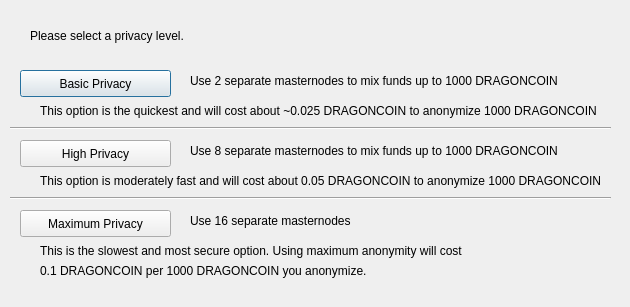
CoinExample/ANG, file src/qt/forms/darksendconfig.ui: the form before one commit.
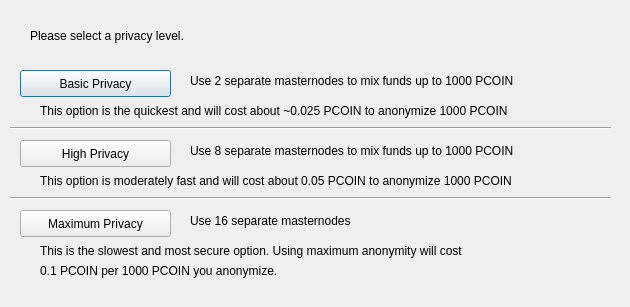
The form after the commit.

What changed in the file:
```diff
--- a/src/qt/forms/darksendconfig.ui
+++ b/src/qt/forms/darksendconfig.ui
@@ -75,7 +75,7 @@
     </rect>
    </property>
    <property name="text">
-    <string>Use 2 separate masternodes to mix funds up to 1000 DRAGONCOIN</string>
+    <string>Use 2 separate masternodes to mix funds up to 1000 PCOIN</string>
    </property>
   </widget>
   <widget class="QLabel" name="label_3">
@@ -88,7 +88,7 @@
     </rect>
    </property>
    <property name="text">
-    <string>Use 8 separate masternodes to mix funds up to 1000 DRAGONCOIN</string>
+    <string>Use 8 separate masternodes to mix funds up to 1000 PCOIN</string>
    </property>
   </widget>
   <widget class="QLabel" name="label_4">
@@ -114,7 +114,7 @@
     </rect>
    </property>
    <property name="text">
-    <string>This option is the quickest and will cost about ~0.025 DRAGONCOIN to anonymize 1000 DRAGONCOIN</string>
+    <string>This option is the quickest and will cost about ~0.025 PCOIN to anonymize 1000 PCOIN</string>
    </property>
   </widget>
   <widget class="QLabel" name="label_7">
@@ -127,7 +127,7 @@
     </rect>
    </property>
    <property name="text">
-    <string>This option is moderately fast and will cost about 0.05 DRAGONCOIN to anonymize 1000 DRAGONCOIN</string>
+    <string>This option is moderately fast and will cost about 0.05 PCOIN to anonymize 1000 PCOIN</string>
    </property>
   </widget>
   <widget class="QLabel" name="label_8">
@@ -153,7 +153,7 @@
     </rect>
    </property>
    <property name="text">
-    <string>0.1 DRAGONCOIN per 1000 DRAGONCOIN you anonymize.</string>
+    <string>0.1 PCOIN per 1000 PCOIN you anonymize.</string>
    </property>
   </widget>
   <widget class="Line" name="line">
```
